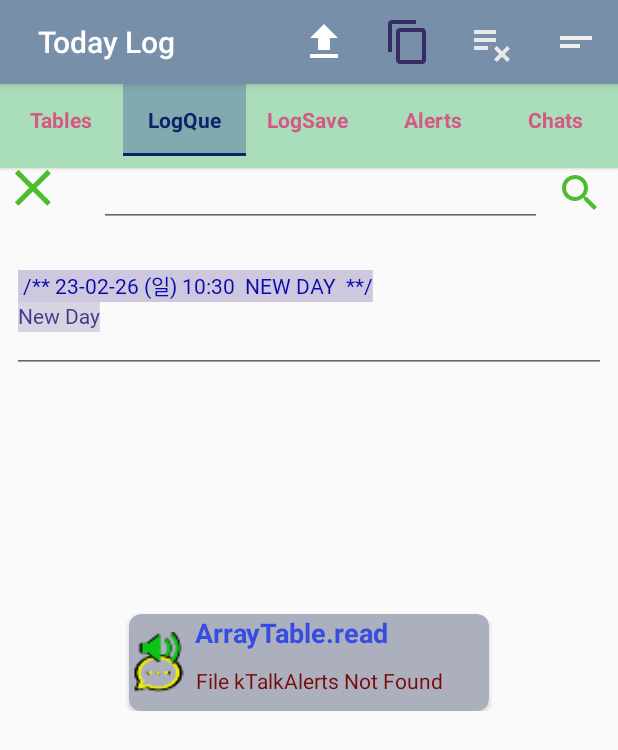
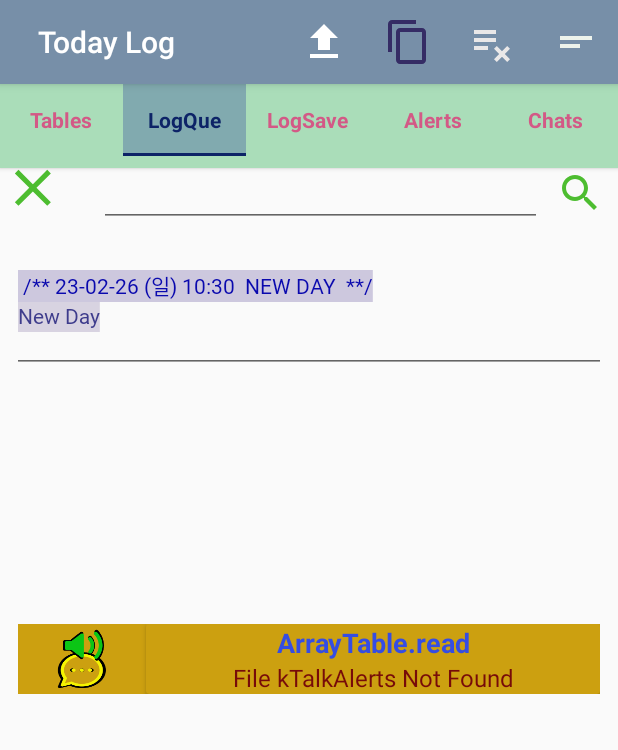
Before and after one commit to riopapa/ChatTalk1, an Android app: the first screen one second after launch (MainActivity), on a phone screen of 412 x 824 dp. Shown: the top 750 px of the screen. Run offline under Robolectric (Android 15) with nearby library versions, the phone set to English and light mode, and no system bars; our stand-ins replace Volley; Roboto replaces fonts that are not available here; 3 statements that could not run were skipped.

Commit message:
Change snack bar message format

```diff
--- a/app/src/main/java/com/urrecliner/chattalk/Fragment_1Log.java
+++ b/app/src/main/java/com/urrecliner/chattalk/Fragment_1Log.java
@@ -233,8 +233,8 @@ public class Fragment_1Log extends Fragment {
             Toast.makeText(mContext, "log copied " + copied, Toast.LENGTH_SHORT).show();
 
         } else if (item.getItemId() == R.id.delete_item_logque) {
+            delete_OneItem();
 
-            delete_OneItem();
         } else if (item.getItemId() == R.id.delete_1line_logque) {
             delete_OneLine();
         }
@@ -285,7 +285,7 @@ public class Fragment_1Log extends Fragment {
             prevStart = logQue.length();
         if (prevStart < 6)
             prevStart = 6;
-        posCurr = logQue.lastIndexOf("\n", prevStart-2) + 1;
+        posCurr = logQue.lastIndexOf("\n", prevStart-2) + 2;
         if (posCurr < 0)
             posCurr = prevStart -3;
         ss.setSpan(new StyleSpan(Typeface.ITALIC), posCurr, prevStart-1, Spanned.SPAN_EXCLUSIVE_EXCLUSIVE);
@@ -298,7 +298,7 @@ public class Fragment_1Log extends Fragment {
         scrollView1.post(() -> new Timer().schedule(new TimerTask() {
             public void run() {
                 mActivity.runOnUiThread(() -> {
-                    scrollView1.scrollBy(0, -300);
+                    scrollView1.scrollBy(0, 200);
                 });
             }
         }, 30));
--- a/app/src/main/java/com/urrecliner/chattalk/Fragment_4Chat.java
+++ b/app/src/main/java/com/urrecliner/chattalk/Fragment_4Chat.java
@@ -214,7 +214,7 @@ public class Fragment_4Chat extends Fragment {
             String fullName = nowChatFile.toString().replace("/"+name, "");
             //noinspection ResultOfMethodCallIgnored
             new File (fullName).delete();
-            utils.showSnackBar(chatGroup, chatGroup+ " deleted");
+            utils.showSnackBar(chatGroup, chatGroup+ " deleted\n");
             getChatFolders();
             chatIdx--;
             if (chatIdx < 0)
--- a/app/src/main/java/com/urrecliner/chattalk/Utils.java
+++ b/app/src/main/java/com/urrecliner/chattalk/Utils.java
@@ -12,8 +12,6 @@ import static com.urrecliner.chattalk.Vars.replLong;
 import static com.urrecliner.chattalk.Vars.replShort;
 import static com.urrecliner.chattalk.Vars.toDay;
 
-import android.content.Intent;
-import android.content.pm.PackageManager;
 import android.os.Environment;
 import android.util.Log;
 import android.view.Gravity;
@@ -87,17 +85,13 @@ class Utils {
         tv1.setText(title);
         tv2.setText(text);
 
-        // now change the layout of the Snackbar
-        Snackbar.SnackbarLayout snackbarLayout = (Snackbar.SnackbarLayout) snackbar.getView();
-//        snackbarLayout.setPadding(8, 8, 8, 8);
-        snackbarLayout.setBackgroundColor(0x00FFFFFF);  // remove background
-        FrameLayout.LayoutParams params =(FrameLayout.LayoutParams)snackbarLayout.getLayoutParams();
+        // now change the layout of the SnackBar
+        Snackbar.SnackbarLayout snackBarLayout = (Snackbar.SnackbarLayout) snackbar.getView();
+        snackBarLayout.setBackgroundColor(0x0033FFFF);  // transparent background
+        FrameLayout.LayoutParams params =(FrameLayout.LayoutParams)snackBarLayout.getLayoutParams();
         params.gravity = Gravity.CENTER_VERTICAL;
         sView.setLayoutParams(params);
-        // register the button from the custom_snackbar_view layout file
-
-        // add the custom snack bar layout to snackbar layout
-        snackbarLayout.addView(sView, 0);
+        snackBarLayout.addView(sView, 0);
 
         snackbar.show();
     }
@@ -131,7 +125,7 @@ class Utils {
     String removeSpecialChars(String text) {
         return text.replace("──", "").replace("==", "-")
                 .replace("=", "ￚ").replace("--", "-")
-        .replaceAll("[^0-9a-zA-Z:|#().@,%/~ㄱ-ㅎ가-힣\\s\\-]+", "")
+        .replaceAll("[^0-9a-zA-Z:|#().@,%/~ㄱ-ㅎ가-힣\\s\\-+]", "")
         ;
     }
 
--- a/app/src/main/res/layout/snack_message.xml
+++ b/app/src/main/res/layout/snack_message.xml
@@ -1,43 +1,45 @@
 <?xml version="1.0" encoding="utf-8"?>
 <androidx.constraintlayout.widget.ConstraintLayout xmlns:android="http://schemas.android.com/apk/res/android"
-    android:layout_width="240sp"
+    android:layout_width="match_parent"
     android:layout_height="wrap_content"
-    android:background="#00FFFFFF"
-    android:layout_margin="6dp"
+    android:background="@color/snackBarBack"
+    android:layout_margin="0dp"
+    android:layout_gravity="center"
     xmlns:app="http://schemas.android.com/apk/res-auto">
 
+    <ImageView
+        android:id="@+id/image_view"
+        android:layout_width="0dp"
+        app:layout_constraintHorizontal_weight="3"
+        android:layout_height="40dp"
+        android:foregroundGravity="center"
+        app:layout_constraintTop_toTopOf="parent"
+        app:layout_constraintBottom_toBottomOf="parent"
+        app:layout_constraintStart_toStartOf="parent"
+        app:layout_constraintRight_toLeftOf="@id/card"
+        android:src="@mipmap/chat_talk" />
+
     <androidx.cardview.widget.CardView
-        android:layout_width="240sp"
+        android:id="@+id/card"
+        android:layout_width="0dp"
+        app:layout_constraintHorizontal_weight="20"
         android:layout_height="wrap_content"
-        android:layout_margin="4dp"
-        android:elevation="0dp"
-        android:foregroundGravity="center"
         app:cardBackgroundColor="@color/snackBarBack"
-        app:cardCornerRadius="8dp"
-        app:layout_constraintLeft_toLeftOf="parent"
+        app:layout_constraintLeft_toRightOf="@id/image_view"
         app:layout_constraintRight_toRightOf="parent"
-        app:layout_constraintTop_toTopOf="parent">
-
-        <RelativeLayout
+        app:layout_constraintTop_toTopOf="parent"
+        app:layout_constraintBottom_toBottomOf="parent"
+        >
+        <LinearLayout
             android:layout_width="match_parent"
             android:layout_height="match_parent"
-            android:padding="0dp">
-
-            <ImageView
-                android:id="@+id/image_view"
-                android:layout_width="40dp"
-                android:layout_height="40dp"
-                android:layout_alignParentStart="true"
-                android:layout_centerVertical="true"
-                android:src="@mipmap/chat_talk_mini" />
+            android:orientation="vertical">
 
             <TextView
                 android:id="@+id/text_header"
-                android:layout_width="wrap_content"
+                android:layout_width="match_parent"
                 android:layout_height="wrap_content"
-                android:layout_marginStart="4dp"
-                android:layout_toEndOf="@id/image_view"
-                android:text="GeeksforGeeks"
+                android:text="Header"
                 android:textAlignment="center"
                 android:textColor="@color/snackBarTitle"
                 android:textSize="18sp"
@@ -45,17 +47,14 @@
 
             <TextView
                 android:id="@+id/text_body"
-                android:layout_width="wrap_content"
-                android:layout_height="40sp"
+                android:layout_width="match_parent"
+                android:layout_height="wrap_content"
                 android:layout_below="@id/text_header"
-                android:layout_marginStart="4dp"
-                android:layout_toEndOf="@id/image_view"
-                android:gravity="center"
-                android:text="Computer Science Portal"
+                android:text="body"
+                android:textAlignment="center"
                 android:textColor="@color/snackBarText"
-                android:textSize="14sp" />
-
-        </RelativeLayout>
+                android:textSize="16sp" />
+        </LinearLayout>
 
     </androidx.cardview.widget.CardView>
 </androidx.constraintlayout.widget.ConstraintLayout>
--- a/app/src/main/res/values/colors.xml
+++ b/app/src/main/res/values/colors.xml
@@ -2,9 +2,9 @@
 <resources>
     <color name="colorPrimary">#778FA8</color>
 
-    <color name="snackBarBack">#ACAFBD</color>
-    <color name="snackBarTitle">#354DE3</color>
-    <color name="snackBarText">#770B09</color>
+    <color name="snackBarBack">#CCA010</color>
+    <color name="snackBarTitle">#FF354DE3</color>
+    <color name="snackBarText">#FF770B09</color>
 
     <color name="colorLine">#DADDB9</color>
     <color name="headLine">#EBE3B2</color>
```
